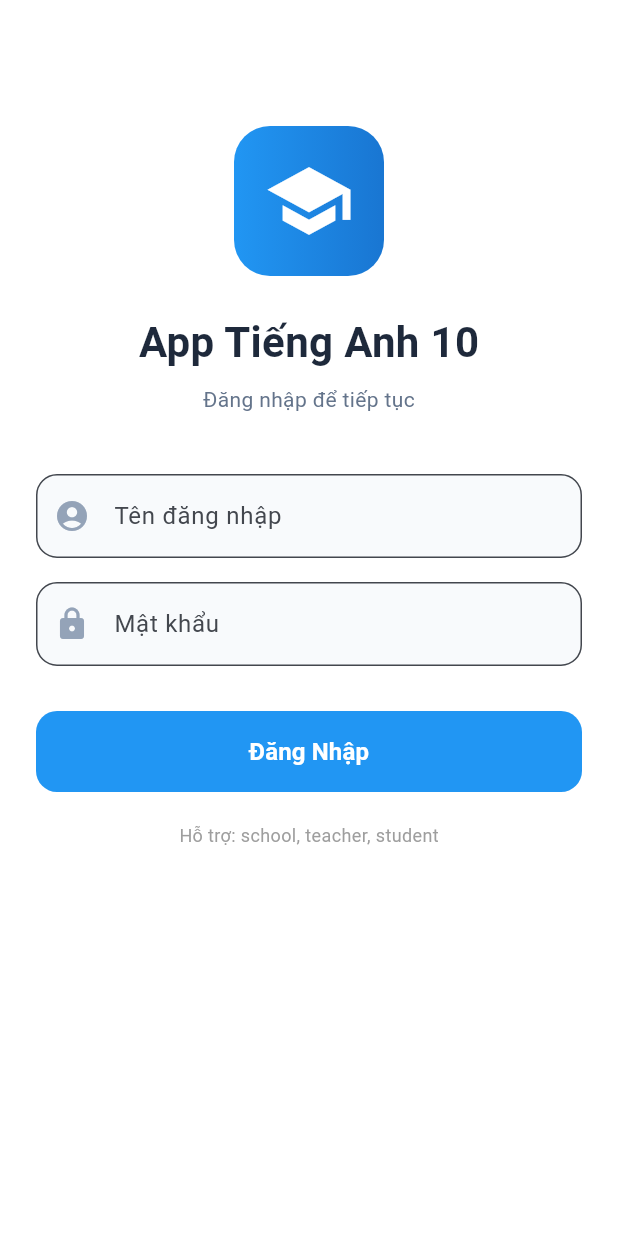
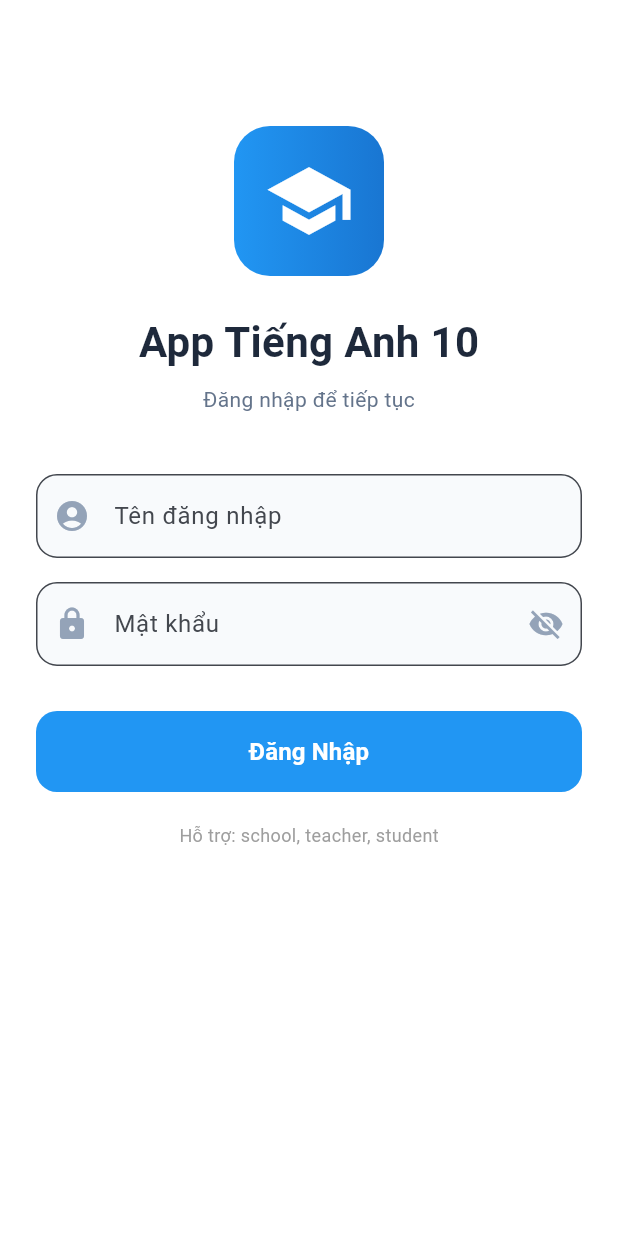
Before and after one commit to nhutcuongle/AppEnglish, a Flutter app: the screen it shows after launch, on a phone screen of 412 x 824 dp. Run offline on Flutter 3.47's test engine with Material 3 defaults, Android fonts, the phone set to English and light mode, and no system bars; our stand-ins replace file_picker, image_picker, shared_preferences, shimmer; accounts and stored records are empty.

Commit message:
fix lại lỗi khi merge và chỉnh phần mk cho login

```diff
--- a/mobile/lib/screens/login_screen.dart
+++ b/mobile/lib/screens/login_screen.dart
@@ -15,6 +15,7 @@ class LoginScreen extends StatefulWidget {
 class _LoginScreenState extends State<LoginScreen> {
   final _usernameController = TextEditingController();
   final _passwordController = TextEditingController();
+  bool _isPasswordVisible = false;
   bool _isLoading = false;
   String? _errorMessage;
 
@@ -33,7 +34,11 @@ class _LoginScreenState extends State<LoginScreen> {
     setState(() => _isLoading = false);
 
     if (result['error'] != null) {
-      setState(() => _errorMessage = result['error']);
+      if (result['error'].toString().contains('Failed host lookup')) {
+         setState(() => _errorMessage = 'Lỗi kết nối mạng. Vui lòng kiểm tra internet.');
+      } else {
+         setState(() => _errorMessage = result['error']);
+      }
       return;
     }
 
@@ -118,10 +123,17 @@ class _LoginScreenState extends State<LoginScreen> {
               const SizedBox(height: 16),
               TextField(
                 controller: _passwordController,
-                obscureText: true,
+                obscureText: !_isPasswordVisible,
                 decoration: InputDecoration(
                   labelText: 'Mật khẩu',
                   prefixIcon: const Icon(Icons.lock_rounded, color: Color(0xFF94A3B8)),
+                  suffixIcon: IconButton(
+                    icon: Icon(
+                      _isPasswordVisible ? Icons.visibility : Icons.visibility_off,
+                      color: const Color(0xFF94A3B8),
+                    ),
+                    onPressed: () => setState(() => _isPasswordVisible = !_isPasswordVisible),
+                  ),
                   border: OutlineInputBorder(borderRadius: BorderRadius.circular(14)),
                   filled: true,
                   fillColor: const Color(0xFFF8FAFC),
```
Also changed, not shown: mobile/lib/services/api_service.dart (+16 -4 lines).
